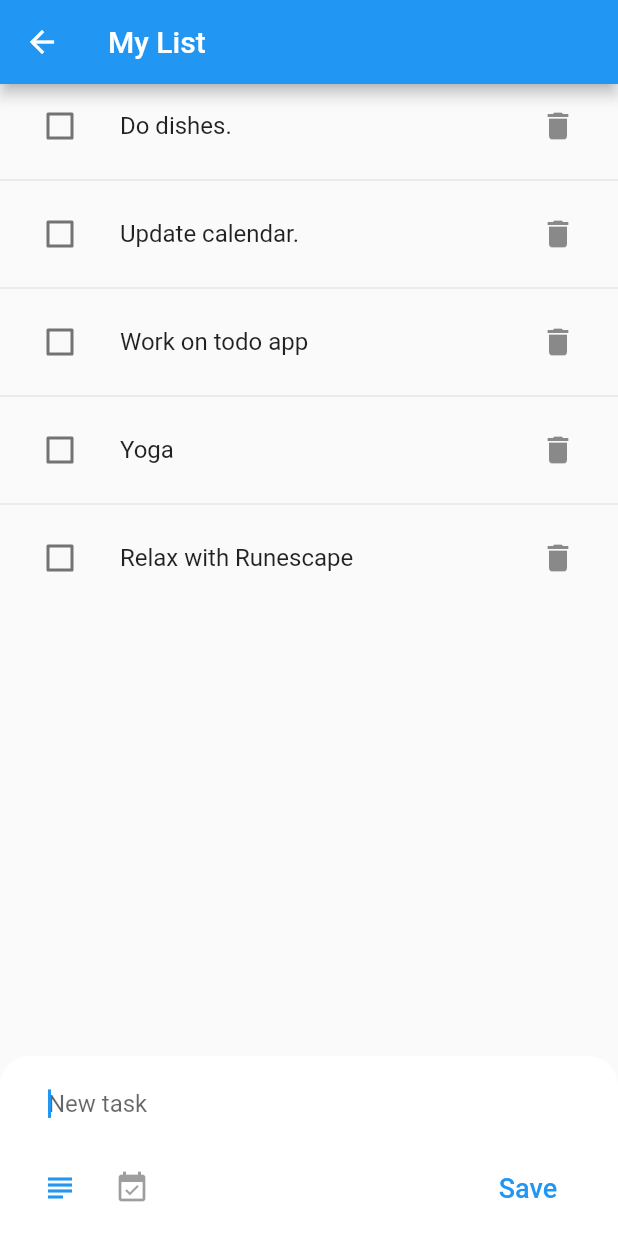
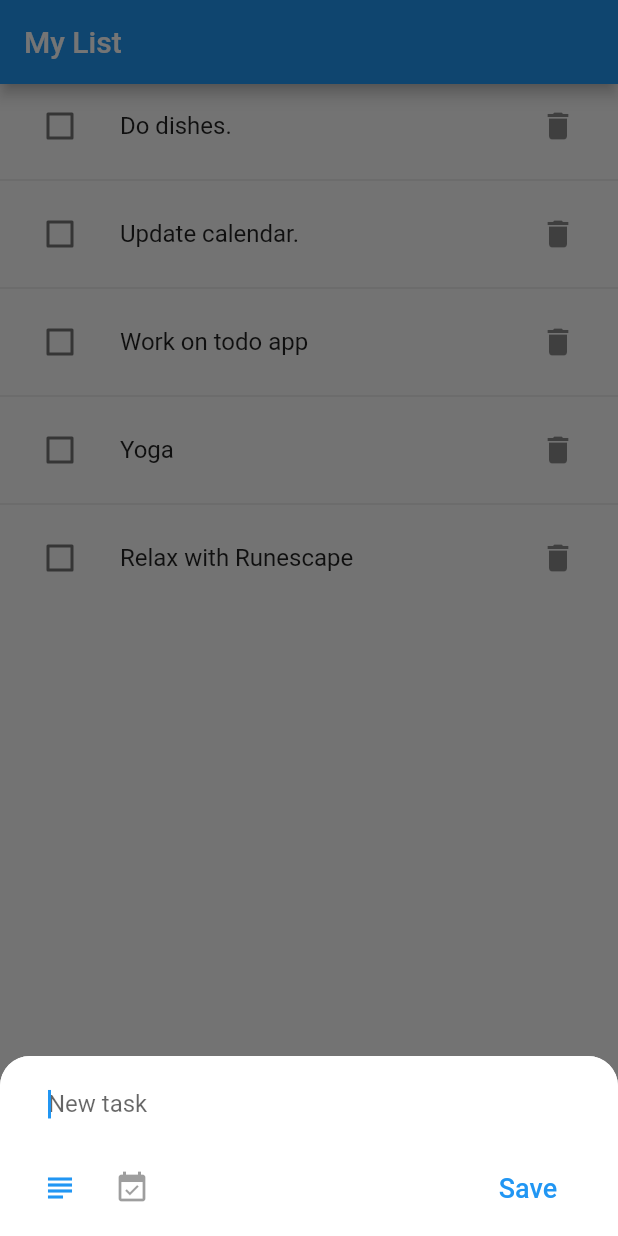
Before and after one commit to Z-Foster/todo-flutter, a Flutter app: the screen it shows after launch, after a tap on the "add" icon, on a phone screen of 412 x 824 dp. Run offline on Flutter 3.47's test engine with Material 2 defaults, Android fonts, the phone set to English and light mode, and no system bars.

Commit message:
Progress on NewTaskModal

```diff
--- a/lib/add_task_fab.dart
+++ b/lib/add_task_fab.dart
@@ -1,5 +1,6 @@
 import 'package:flutter/material.dart';
-import 'package:todo/add_task_modal.dart';
+import 'package:todo/new_task_modal.dart';
+import 'styles.dart';
 
 class AddTaskFab extends StatefulWidget {
   @override
@@ -16,12 +17,19 @@ class _AddTaskFabState extends State<AddTaskFab> {
             child: Icon(Icons.add),
             onPressed: () {
               // modalFuture resolves when modal closes.
-              var controller = showBottomSheet(
+              var modalFuture = showModalBottomSheet(
                 context: context,
-                builder: (context) => AddTaskModal(),
+                // isScrollControlled is necessary for modal to increase in
+                // height dynamically with TextField.
+                isScrollControlled: true,
+                shape: RoundedRectangleBorder(
+                  borderRadius: Styles.bottomSheetBorderRadius,
+                ),
+                builder: (context) => NewTaskModal(),
               );
               _showFloatingActionButton(false);
-              controller.closed.then((_) => _showFloatingActionButton(true));
+              // Show fab on modal close.
+              modalFuture.then((_) => _showFloatingActionButton(true));
             })
         : Container();
   }
--- a/lib/add_task_modal.dart
+++ /dev/null
@@ -1,94 +0,0 @@
-import 'package:flutter/material.dart';
-import 'styles.dart';
-
-class AddTaskModal extends StatefulWidget {
-  @override
-  State createState() => _AddTaskModalState();
-}
-
-class _AddTaskModalState extends State<AddTaskModal> {
-  bool _detailsAdded = false;
-
-  _addDetails() {
-    setState(() {
-      _detailsAdded = true;
-    });
-  }
-
-  @override
-  Widget build(BuildContext context) {
-    return Container(
-      decoration: BoxDecoration(
-        color: Colors.white,
-        borderRadius: Styles.bottomSheetBorderRadius,
-      ),
-      child: Padding(
-        padding: const EdgeInsets.symmetric(vertical: 8, horizontal: 16),
-        child: Form(
-          child: Column(
-            mainAxisSize: MainAxisSize.min,
-            crossAxisAlignment: CrossAxisAlignment.start,
-            children: <Widget>[
-              Padding(
-                padding: const EdgeInsets.symmetric(horizontal: 16),
-                child: TextFormField(
-                  decoration: InputDecoration(
-                    hintText: 'New task',
-                    border: InputBorder.none,
-                  ),
-                  autofocus: true,
-//                    validator: (value) => 'Enter something',
-                  // Close modal on submit.
-                ),
-              ),
-              _detailsAdded
-                  ? Padding(
-                      padding: const EdgeInsets.symmetric(horizontal: 16),
-                      child: TextFormField(
-                        decoration: InputDecoration.collapsed(
-                          hintText: 'Add details',
-                          border: InputBorder.none,
-                        ),
-                        autofocus: true,
-                        style: TextStyle(fontSize: 14),
-                        maxLines: null,
-//                    validator: (value) => 'Enter something',
-                        // Close modal on submit.
-                      ),
-                    )
-                  : Container(),
-              Padding(
-                padding: const EdgeInsets.only(top: 8.0),
-                child: Row(
-                  children: <Widget>[
-                    IconButton(
-                      padding: EdgeInsets.zero,
-                      icon: Icon(Icons.subject),
-                      color: Colors.blue,
-                      onPressed: _detailsAdded ? null : _addDetails,
-                    ),
-                    IconButton(
-                      padding: EdgeInsets.zero,
-                      icon: Icon(Icons.event_available),
-                      color: Colors.blue,
-                      onPressed: null,
-                    ),
-                    Spacer(),
-                    FlatButton(
-                      child: Text(
-                        'Save',
-                        style: Styles.buttonTextStyle,
-                      ),
-//                    color: Colors.blue,
-                      onPressed: () => Navigator.pop(context),
-                    ),
-                  ],
-                ),
-              )
-            ],
-          ),
-        ),
-      ),
-    );
-  }
-}
--- /dev/null
+++ b/lib/new_task_modal.dart
@@ -0,0 +1,97 @@
+import 'package:flutter/material.dart';
+import 'styles.dart';
+
+class NewTaskModal extends StatefulWidget {
+  @override
+  State createState() => _NewTaskModalState();
+}
+
+class _NewTaskModalState extends State<NewTaskModal> {
+  bool _detailsAdded = false;
+
+  _addDetails() {
+    setState(() {
+      _detailsAdded = true;
+    });
+  }
+
+  @override
+  Widget build(BuildContext context) {
+    return Padding(
+      padding: MediaQuery.of(context).viewInsets,
+      child: Container(
+        decoration: BoxDecoration(
+          color: Colors.white,
+          borderRadius: Styles.bottomSheetBorderRadius,
+        ),
+        child: Padding(
+          padding: const EdgeInsets.symmetric(vertical: 8, horizontal: 16),
+          child: Form(
+            child: Column(
+              mainAxisSize: MainAxisSize.min,
+              crossAxisAlignment: CrossAxisAlignment.start,
+              children: <Widget>[
+                Padding(
+                  padding: const EdgeInsets.symmetric(horizontal: 16),
+                  child: TextFormField(
+                    decoration: InputDecoration(
+                      hintText: 'New task',
+                      border: InputBorder.none,
+                    ),
+                    autofocus: true,
+//                    validator: (value) => 'Enter something',
+                    // Close modal on submit.
+                  ),
+                ),
+                _detailsAdded
+                    ? Padding(
+                        padding: const EdgeInsets.symmetric(horizontal: 16),
+                        child: TextFormField(
+                          decoration: InputDecoration.collapsed(
+                            hintText: 'Add details',
+                            border: InputBorder.none,
+                          ),
+                          autofocus: true,
+                          style: TextStyle(fontSize: 14),
+                          maxLines: null,
+//                    validator: (value) => 'Enter something',
+                          // Close modal on submit.
+                        ),
+                      )
+                    : Container(),
+                Padding(
+                  padding: const EdgeInsets.only(top: 8.0),
+                  child: Row(
+                    children: <Widget>[
+                      IconButton(
+                        padding: EdgeInsets.zero,
+                        icon: Icon(Icons.subject),
+                        color: Colors.blue,
+                        onPressed: _detailsAdded ? null : _addDetails,
+                      ),
+                      IconButton(
+                        padding: EdgeInsets.zero,
+                        icon: Icon(Icons.event_available),
+                        color: Colors.blue,
+                        onPressed: null,
+                      ),
+                      Spacer(),
+                      FlatButton(
+                        child: Text(
+                          'Save',
+                          style: Styles.buttonTextStyle,
+                        ),
+//                    color: Colors.blue,
+                        onPressed: () => Navigator.pop(context),
+                      ),
+                    ],
+                  ),
+                )
+              ],
+            ),
+          ),
+        ),
+      ),
+    );
+  }
+}
```
